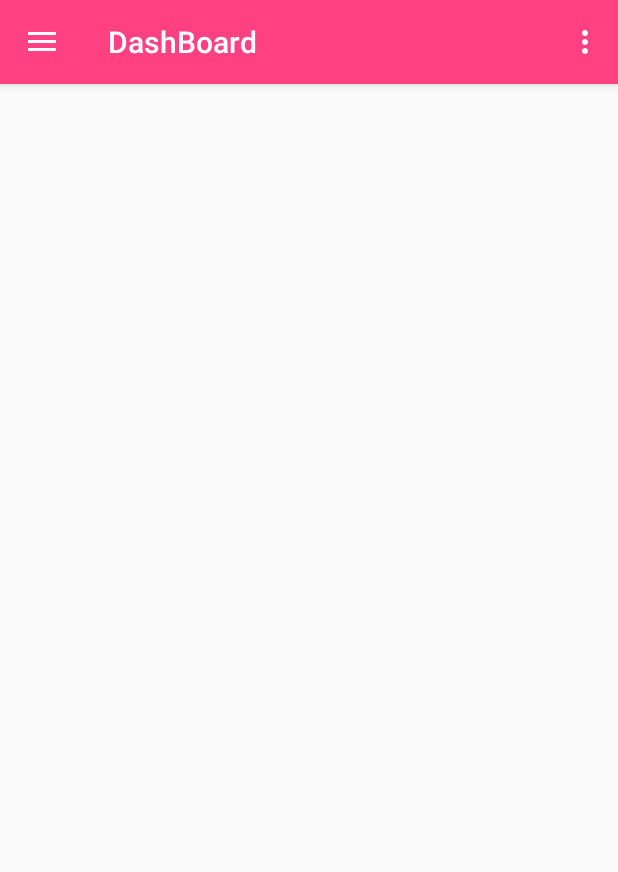
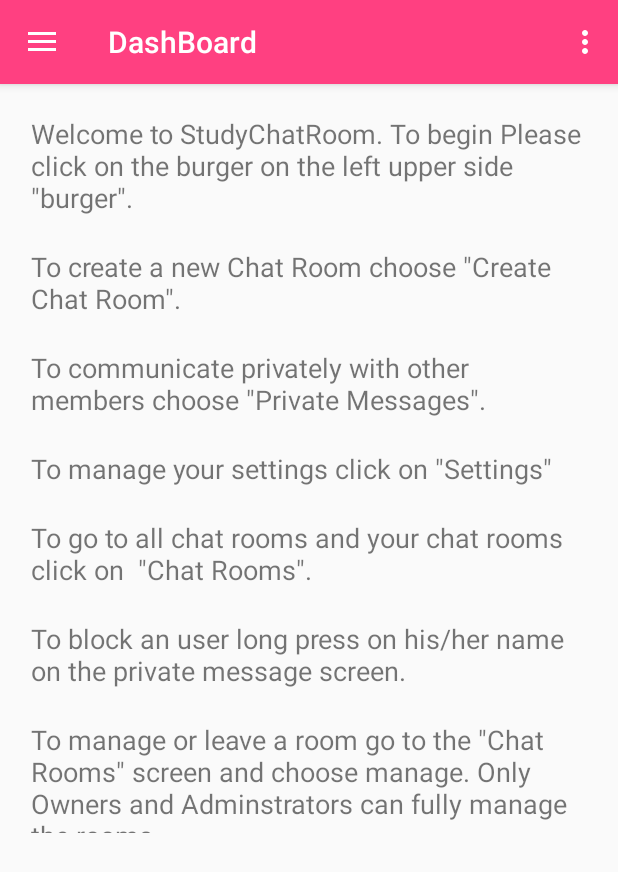
Before and after one commit to 19anti91/StudyChatRoom, an Android app: the DashBoard screen opened directly, with no data from a screen before it, on a phone screen of 412 x 824 dp. Shown: the top 872 px of the screen. Run offline under Robolectric (Android 15) with nearby library versions, the phone set to English and light mode, and no system bars.

Commit message:
fixed message bug

```diff
--- a/app/src/main/java/com/oop/projectgroup10/studychatroom/DashBoard.java
+++ b/app/src/main/java/com/oop/projectgroup10/studychatroom/DashBoard.java
@@ -102,12 +102,9 @@ public class DashBoard extends AppCompatActivity
 
         if (id == R.id.createRoom) {
 
-            if(pref.getString("type","").equals("Student")){
-                Toast.makeText(this, "Create Room is only available for Teachers and Administrators", Toast.LENGTH_LONG).show();
-            }else{
                 Intent goToCreateRoom = new Intent(this, CreateRoom.class);
                 startActivity(goToCreateRoom);
-            }
+
         } else if (id == R.id.settings) {
             Intent goToSettings = new Intent(this, MemberSettings.class);
             startActivity(goToSettings);
--- a/app/src/main/java/com/oop/projectgroup10/studychatroom/MessageAsync.java
+++ b/app/src/main/java/com/oop/projectgroup10/studychatroom/MessageAsync.java
@@ -178,7 +178,7 @@ public class MessageAsync extends AsyncTask<String, Void, String> {
                 if (action.equals("getGroupMsg")) {
                     fromUser = message.getString("fromusername");
                     icon = Integer.valueOf(message.getString("fromusericon"));
-                }
+
                     if (from.equals(String.valueOf(pref.getInt("userid", 0)))) {
                         populateMsgFromMe(msg);
                     } else {
@@ -186,6 +186,19 @@ public class MessageAsync extends AsyncTask<String, Void, String> {
                         icon = Integer.valueOf(message.getString("fromusericon"));
                         populateReceivedMsg(msg, fromUser, icon);
                     }
+
+                }else{
+
+                    if (from.equals(String.valueOf(pref.getInt("userid", 0)))) {
+                        populateMsgFromMe(msg);
+                    } else {
+                       populateReceivedMsg(msg, fromUser, pref.getInt("currentPrivUserIcon", 7));
+                    }
+                }
+
+
+
+
             }
 
         } catch (Exception e) {
--- a/app/src/main/java/com/oop/projectgroup10/studychatroom/NotificationService.java
+++ b/app/src/main/java/com/oop/projectgroup10/studychatroom/NotificationService.java
@@ -39,7 +39,7 @@ public class NotificationService extends FirebaseMessagingService {
             Log.d(TAG, "Message data payload: " + remoteMessage.getData());
             SharedPreferences pref = PreferenceManager.getDefaultSharedPreferences(this);
             SharedPreferences.Editor editor = pref.edit();
-            if (!fromUser.equals(pref.getString("currentPrivUser", "0")) && fromGroup.equals("")) {
+            if (!fromUser.equals(pref.getString("currentPrivUser", "0")) /*&& fromGroup.equals("")*/) {
                 sendNotification("New message from " + fromUser, message);
             } else if (!fromGroup.equals(pref.getString("currentChatRoom", ""))) {
                 sendNotification("New message on " + fromGroup + " Chat Room", message);
--- a/app/src/main/java/com/oop/projectgroup10/studychatroom/SubmitLoginAndSignup.java
+++ b/app/src/main/java/com/oop/projectgroup10/studychatroom/SubmitLoginAndSignup.java
@@ -216,7 +216,7 @@ public class SubmitLoginAndSignup extends AsyncTask<String, Void, String> {
                     Intent goToDash = new Intent(context, DashBoard.class);
                     context.startActivity(goToDash);
                 } else if (status == 1 || status == 2) {
-                    Toast.makeText(act, statusMessage, Toast.LENGTH_LONG).show();
+                    Toast.makeText(act, "Something is wrong. Please try again", Toast.LENGTH_LONG).show();
                 }
                 //Inform the user the login as been successful and store data on the pref settings
             } else if (action.equals("register")) {
--- a/app/src/main/res/layout/app_bar_dash_board.xml
+++ b/app/src/main/res/layout/app_bar_dash_board.xml
@@ -20,6 +20,8 @@
 
     </android.support.design.widget.AppBarLayout>
 
-    <include layout="@layout/content_dash_board" />
+    <include
+        android:id="@+id/include"
+        layout="@layout/content_dash_board" />
 
 </android.support.design.widget.CoordinatorLayout>
--- a/app/src/main/res/layout/content_dash_board.xml
+++ b/app/src/main/res/layout/content_dash_board.xml
@@ -8,4 +8,94 @@
     tools:context="com.oop.projectgroup10.studychatroom.DashBoard"
     tools:showIn="@layout/app_bar_dash_board">
 
+    <LinearLayout
+        android:layout_width="wrap_content"
+        android:layout_height="520dp"
+        android:orientation="vertical"
+        android:padding="10dp"
+        tools:layout_editor_absoluteX="8dp"
+        tools:layout_editor_absoluteY="8dp">
+
+        <TextView
+            android:id="@+id/textView"
+            android:layout_width="wrap_content"
+            android:layout_height="wrap_content"
+            android:layout_margin="5dp"
+            android:layout_marginBottom="10dp"
+            android:padding="5dp"
+            android:text='Welcome to StudyChatRoom. To begin Please click on the burger on the left upper side "burger". '
+            android:textSize="18sp"
+            tools:layout_editor_absoluteX="37dp"
+            tools:layout_editor_absoluteY="34dp" />
+
+        <TextView
+            android:id="@+id/textView2"
+            android:layout_width="wrap_content"
+            android:layout_height="wrap_content"
+            android:layout_margin="5dp"
+            android:layout_marginBottom="10dp"
+            android:padding="5dp"
+            android:text='To create a new Chat Room choose "Create Chat Room".'
+            android:textSize="18sp"
+            tools:layout_editor_absoluteX="31dp"
+            tools:layout_editor_absoluteY="132dp" />
+
+        <TextView
+            android:id="@+id/textView5"
+            android:layout_width="match_parent"
+            android:layout_height="wrap_content"
+            android:layout_margin="5dp"
+            android:layout_marginBottom="10dp"
+            android:padding="5dp"
+            android:text='To communicate privately with other members choose "Private Messages". '
+            android:textSize="18sp"
+            tools:layout_editor_absoluteX="31dp"
+            tools:layout_editor_absoluteY="132dp" />
+
+        <TextView
+            android:id="@+id/textView4"
+            android:layout_width="match_parent"
+            android:layout_height="wrap_content"
+            android:layout_margin="5dp"
+            android:layout_marginBottom="10dp"
+            android:padding="5dp"
+            android:text='To manage your settings click on "Settings"'
+            android:textSize="18sp"
+            tools:layout_editor_absoluteX="31dp"
+            tools:layout_editor_absoluteY="268dp" />
+
+        <TextView
+            android:id="@+id/textView3"
+            android:layout_width="match_parent"
+            android:layout_height="wrap_content"
+            android:layout_margin="5dp"
+            android:padding="5dp"
+            android:text='To go to all chat rooms and your chat rooms click on  "Chat Rooms". '
+            android:textSize="18sp"
+            tools:layout_editor_absoluteX="35dp"
+            tools:layout_editor_absoluteY="210dp" />
+
+        <TextView
+            android:id="@+id/textView6"
+            android:layout_width="match_parent"
+            android:layout_height="wrap_content"
+            android:layout_margin="5dp"
+            android:padding="5dp"
+            android:text="To block an user long press on his/her name on the private message screen."
+            android:textSize="18sp"
+            tools:layout_editor_absoluteX="35dp"
+            tools:layout_editor_absoluteY="210dp" />
+
+        <TextView
+            android:id="@+id/textView8"
+            android:layout_width="match_parent"
+            android:layout_height="wrap_content"
+            android:layout_margin="5dp"
+            android:padding="5dp"
+            android:text='To manage or leave a room go to the "Chat Rooms" screen and choose manage. Only Owners and Adminstrators can fully manage the rooms.'
+            android:textSize="18sp"
+            tools:layout_editor_absoluteX="35dp"
+            tools:layout_editor_absoluteY="210dp" />
+    </LinearLayout>
+
 </android.support.constraint.ConstraintLayout>
```
Lines whose indentation alone changed are shown as unchanged.
